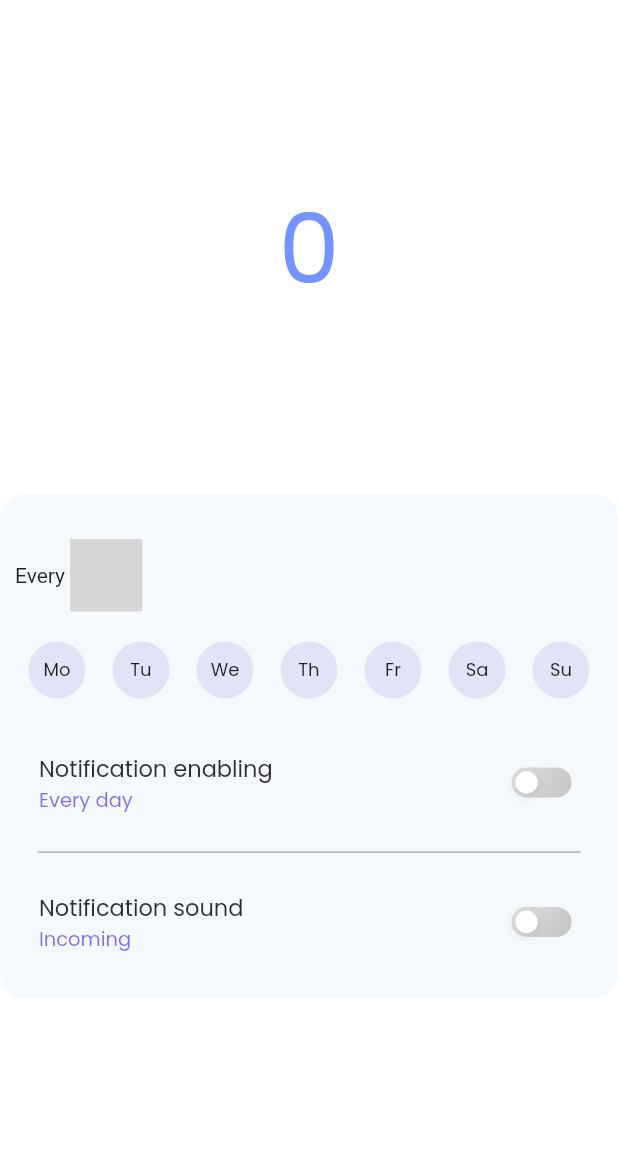
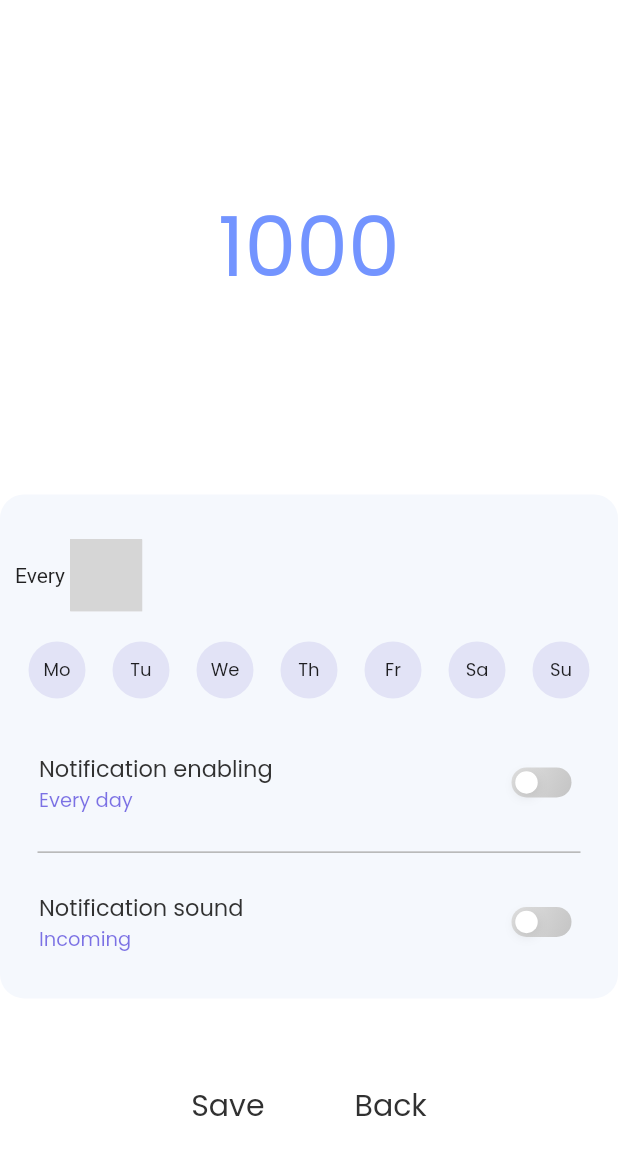
Before and after one commit to veropov/Train, a Flutter app: the ChangeTargetSteps screen opened directly, on a phone screen of 412 x 824 dp. Shown: the top 1155 px of the screen. Run offline on Flutter 3.47's test engine with Material 2 defaults, Android fonts, the phone set to English and light mode, and no system bars; drawn by our look-alikes of carousel_slider; our stand-ins replace fl_chart, flutter_svg, lite_rolling_switch, percent_indicator; grey boxes are pictures that could not be loaded.

Commit message:
update Water and sleep target page

```diff
--- a/lib/pages/DashBoard/Activity traker/Change_target/ChangeTarget_steps.dart
+++ b/lib/pages/DashBoard/Activity traker/Change_target/ChangeTarget_steps.dart
@@ -5,6 +5,7 @@ import 'package:aga/transition.dart';
 import 'package:flutter_svg/flutter_svg.dart';
 import 'package:aga/navBar.dart';
 import 'package:lite_rolling_switch/lite_rolling_switch.dart';
+import 'package:aga/pages/DashBoard/Activity traker/List_target.dart';
 
 class ChangeTargetSteps extends StatefulWidget {
   const ChangeTargetSteps({Key? key}) : super(key: key);
@@ -36,25 +37,21 @@ class _ChangeTargetState extends State<ChangeTargetSteps> {
   ];
 
   var CasSteps = [
-    for (var i=0; i<300; i++)
+    for (var i=10; i<=500; i++)
     if (i<10) Text('${i*100}', style: TextStyle(fontSize: 65, height: 1.5, fontWeight: FontWeight.w400, color: Color.fromARGB(255, 115, 148, 255), fontFamily: "Poppins"), textAlign: TextAlign.center)
       else if (i<100) Text('${i*100}', style: TextStyle(fontSize: 55, height: 1.5, fontWeight: FontWeight.w400, color: Color.fromARGB(255, 115, 148, 255), fontFamily: "Poppins"), textAlign: TextAlign.center)
       else Text('${i*100}', style: TextStyle(fontSize: 45, height: 1.5, fontWeight: FontWeight.w400, color: Color.fromARGB(255, 115, 148, 255), fontFamily: "Poppins"), textAlign: TextAlign.center),
   ];
 
-  Widget Case(widthScreen) => Container(
-    alignment: Alignment.centerRight,
-    width: widthScreen * 0.4,
-    height: 280,
-    child: CarouselSlider.builder(
-      options: CarouselOptions(
-        height: 120,
-        enlargeCenterPage: true,
-        scrollDirection: Axis.vertical,
-      ),
-      itemCount: CasSteps.length,
-      itemBuilder: (context, index, realIndex) => CasSteps[index],
+  Widget Case(widthScreen) => CarouselSlider.builder(
+    options: CarouselOptions(
+      enableInfiniteScroll: false,
+      height: 180,
+      enlargeCenterPage: true,
+      scrollDirection: Axis.vertical,
     ),
+    itemCount: CasSteps.length,
+    itemBuilder: (context, index, realIndex) => CasSteps[index],
   );
 
 
@@ -71,6 +68,7 @@ class _ChangeTargetState extends State<ChangeTargetSteps> {
           crossAxisAlignment: CrossAxisAlignment.center,
           children: [
             Container(
+              alignment: Alignment.center,
               height: heightScreen*0.4,
               color: Colors.transparent,
                 child: Case(widthScreen),
@@ -142,9 +140,40 @@ class _ChangeTargetState extends State<ChangeTargetSteps> {
                       subtitle: Text('Incoming', style: TextStyle(fontSize: 13, height: 1.5, fontWeight: FontWeight.w400, fontFamily: "Poppins", color: Color.fromARGB(171, 63, 46, 216))),
                       trailing: SwitchButton(),
                       onTap: () {},
-                    )
+                    ),
                 ],),
               )
+            ),
+            SizedBox(height: heightScreen * 0.05),
+            Row(
+              mainAxisAlignment: MainAxisAlignment.center,
+              crossAxisAlignment: CrossAxisAlignment.center,
+              children: [
+                ElevatedButton(
+                  style: ElevatedButton.styleFrom(
+                    primary: Colors.transparent,
+                    onPrimary: Color.fromARGB(255, 49, 49, 49),
+                    shadowColor: Colors.transparent,
+                    padding: EdgeInsets.all(15),
+
+                ),
+                onPressed: () {
+                  Navigator.pop(context, MaterialPageRoute(builder: (context) => ListTarget()));
+                },
+                child: Text('Save', style: TextStyle(fontSize: 20, height: 1.5, fontWeight: FontWeight.w400, fontFamily: "Poppins"))),
+                SizedBox(width: 30),
+                ElevatedButton(
+                  style: ElevatedButton.styleFrom(
+                    primary: Colors.transparent,
+                    onPrimary: Color.fromARGB(255, 49, 49, 49),
+                    shadowColor: Colors.transparent,
+                    padding: EdgeInsets.all(15)
+                ),
+                onPressed: () {
+                  Navigator.pop(context, MaterialPageRoute(builder: (context) => ListTarget()));
+                },
+                child: Text('Back', style: TextStyle(fontSize: 20, height: 1.5, fontWeight: FontWeight.w400, fontFamily: "Poppins")))
+              ],
             )
         ],)
       )
--- a/lib/pages/DashBoard/Activity traker/List_target.dart
+++ b/lib/pages/DashBoard/Activity traker/List_target.dart
@@ -58,7 +58,7 @@ class _ListTargetState extends State<ListTarget> {
             tileColor: Color.fromARGB(45, 202, 221, 255),
             title: Text('Water Intake', style: TextStyle(fontSize: 16, height: 1.5, fontWeight: FontWeight.w400, color: kGray100, fontFamily: "Poppins")),
             onTap: () {
-              Navigator.push(context, Transition(child: ChangeTargetSteps()));
+
             },
           ),
           SizedBox(height: 5),
@@ -68,7 +68,9 @@ class _ListTargetState extends State<ListTarget> {
             trailing: SvgPicture.asset(''),
             tileColor: Color.fromARGB(45, 202, 221, 255),
             title: Text('Foot Steps', style: TextStyle(fontSize: 16, height: 1.5, fontWeight: FontWeight.w400, color: kGray100, fontFamily: "Poppins")),
-            onTap: () {},
+            onTap: () {
+              Navigator.push(context, Transition(child: ChangeTargetSteps()));
+            },
           ),
           SizedBox(height: 5),
           ListTile(
```
Also changed, not shown: lib/pages/DashBoard/Activity traker/Change_target/ChangeTarget_sleep.dart (+32 -0 lines).
